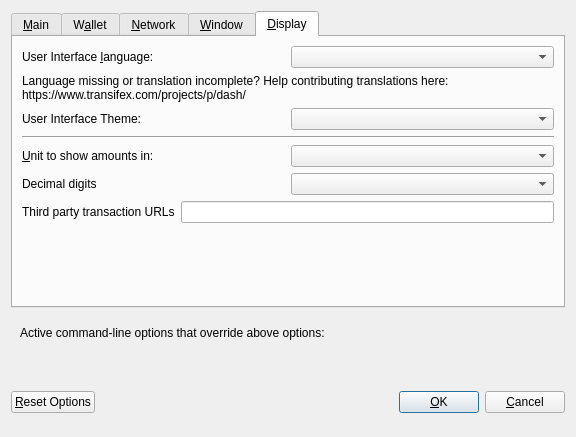
Before: the Qt Designer form src/qt/forms/optionsdialog.ui in lakepay/lake, drawn with Qt 5.
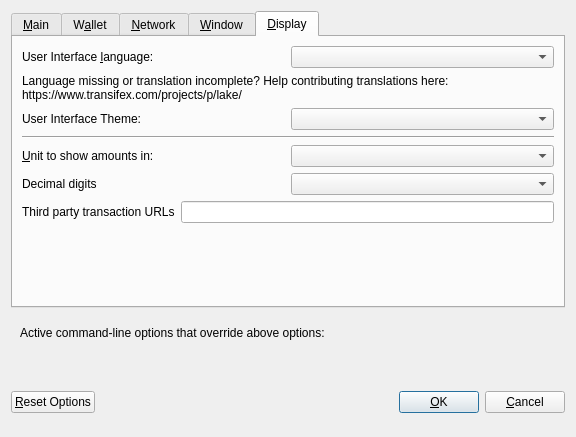
After: the same form once the commit is applied. The open tabs and pages were chosen to show the change. Custom widgets are drawn as their Qt base class.

```diff
--- a/src/qt/forms/optionsdialog.ui
+++ b/src/qt/forms/optionsdialog.ui
@@ -693,7 +693,7 @@
          </property>
          <property name="text">
           <string>Language missing or translation incomplete? Help contributing translations here:
-https://www.transifex.com/projects/p/dash/</string>
+https://www.transifex.com/projects/p/lake/</string>
          </property>
          <property name="wordWrap">
           <bool>true</bool>
```
